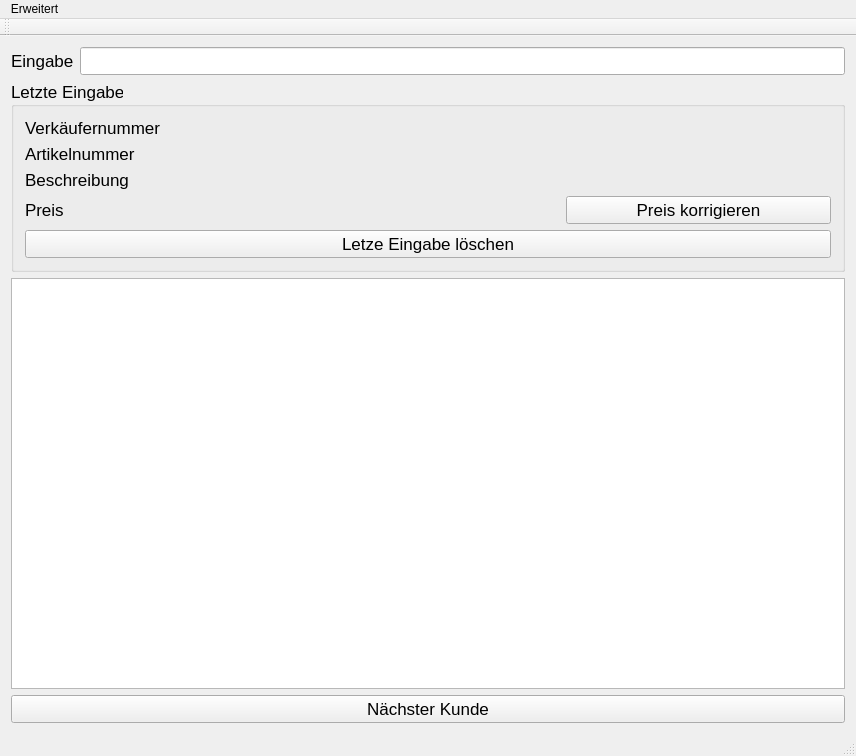
Qt form TuKi-Basar/TuKiBasar.ui (Ulle84/UllesSourceCode) before a commit.
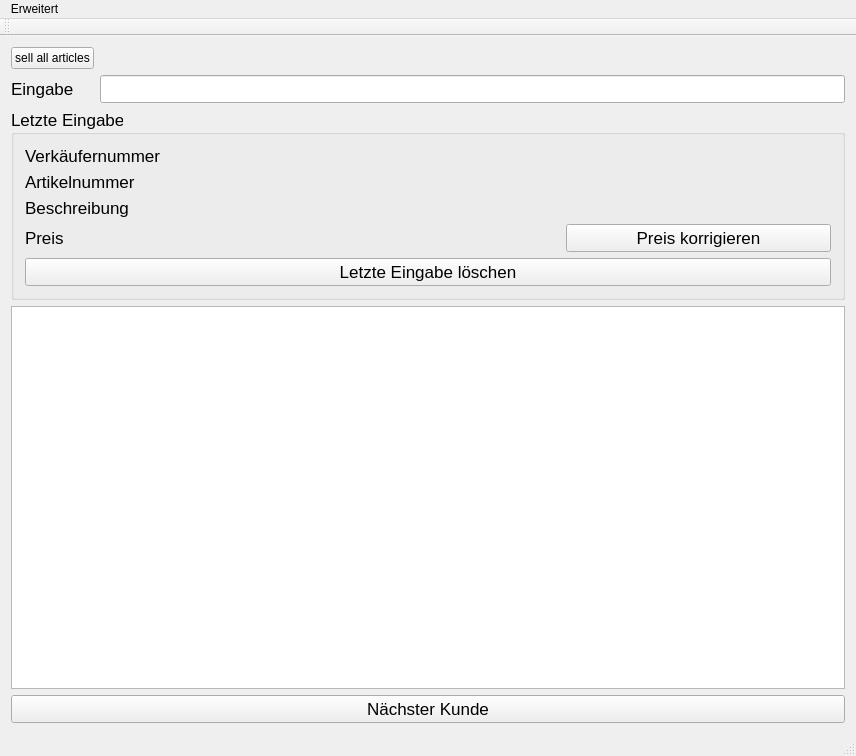
The same form after that commit.

The edit to the form file:
```diff
--- a/TuKi-Basar/TuKiBasar.ui
+++ b/TuKi-Basar/TuKiBasar.ui
@@ -15,19 +15,7 @@
   </property>
   <widget class="QWidget" name="centralWidget">
    <layout class="QGridLayout" name="gridLayout_2">
-    <item row="0" column="0">
-     <widget class="QLabel" name="label_5">
-      <property name="font">
-       <font>
-        <pointsize>13</pointsize>
-       </font>
-      </property>
-      <property name="text">
-       <string>Eingabe</string>
-      </property>
-     </widget>
-    </item>
-    <item row="1" column="0" colspan="2">
+    <item row="2" column="0" colspan="2">
      <widget class="QGroupBox" name="groupBox">
       <property name="font">
        <font>
@@ -154,14 +142,26 @@
           </font>
          </property>
          <property name="text">
-          <string>Letze Eingabe löschen</string>
+          <string>Letzte Eingabe löschen</string>
          </property>
         </widget>
        </item>
       </layout>
      </widget>
     </item>
-    <item row="0" column="1">
+    <item row="1" column="0">
+     <widget class="QLabel" name="label_5">
+      <property name="font">
+       <font>
+        <pointsize>13</pointsize>
+       </font>
+      </property>
+      <property name="text">
+       <string>Eingabe</string>
+      </property>
+     </widget>
+    </item>
+    <item row="1" column="1">
      <widget class="QLineEdit" name="lineEditInput">
       <property name="font">
        <font>
@@ -173,7 +173,7 @@
       </property>
      </widget>
     </item>
-    <item row="2" column="0" colspan="2">
+    <item row="3" column="0" colspan="2">
      <widget class="QPlainTextEdit" name="plainTextEditArticleList">
       <property name="font">
        <font>
@@ -185,7 +185,7 @@
       </property>
      </widget>
     </item>
-    <item row="3" column="0" colspan="2">
+    <item row="4" column="0" colspan="2">
      <widget class="QPushButton" name="pushButtonNextCustomer">
       <property name="font">
        <font>
@@ -197,6 +197,13 @@
       </property>
      </widget>
     </item>
+    <item row="0" column="0">
+     <widget class="QPushButton" name="pushButton">
+      <property name="text">
+       <string>sell all articles</string>
+      </property>
+     </widget>
+    </item>
    </layout>
   </widget>
   <widget class="QMenuBar" name="menuBar">
```
